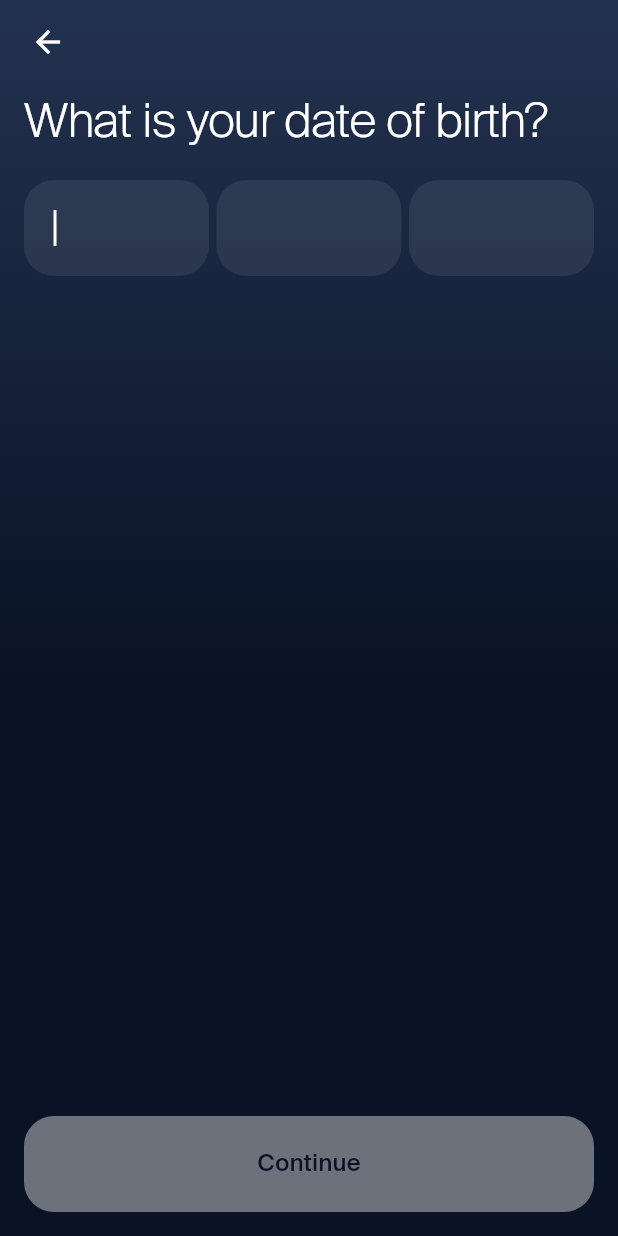
After one commit to inesachour/senbiosys_test, a Flutter app: the BirthDateScreen screen opened directly, on a phone screen of 412 x 824 dp. The commit adds this screen. Run offline on Flutter 3.47's test engine with Material 3 defaults, Android fonts, the phone set to English and light mode, and no system bars.

Commit message:
Add date of birth screen

```diff
--- a/lib/features/register/providers/register_provider.dart
+++ b/lib/features/register/providers/register_provider.dart
@@ -19,6 +19,42 @@ class RegisterProvider extends ChangeNotifier {
   bool get isConfirmPasswordVisible => _isConfirmPasswordVisible;
 
   bool get isEmailValid => _emailPattern.hasMatch(_email.trim());
+
+  String _day = '';
+  String _month = '';
+  String _year = '';
+
+  String get day => _day;
+  String get month => _month;
+  String get year => _year;
+
+  bool get isBirthDateValid {
+    final day = int.tryParse(_day);
+    final month = int.tryParse(_month);
+    final year = int.tryParse(_year);
+    if (day == null || month == null || year == null || _year.length != 4) {
+      return false;
+    }
+    final date = DateTime(year, month, day);
+    final isRealDate =
+        date.year == year && date.month == month && date.day == day;
+    return isRealDate && year >= 1900 && !date.isAfter(DateTime.now());
+  }
+
+  void setDay(String value) {
+    _day = value;
+    notifyListeners();
+  }
+
+  void setMonth(String value) {
+    _month = value;
+    notifyListeners();
+  }
+
+  void setYear(String value) {
+    _year = value;
+    notifyListeners();
+  }
 
   List<PasswordRequirement> get requirements => [
     PasswordRequirement(
--- /dev/null
+++ b/lib/features/register/screens/birth_date_screen.dart
@@ -0,0 +1,139 @@
+import 'package:flutter/material.dart';
+import 'package:flutter/services.dart';
+import 'package:provider/provider.dart';
+import 'package:senbiosys_test/core/theme/app_colors.dart';
+import 'package:senbiosys_test/core/theme/app_text_styles.dart';
+import 'package:senbiosys_test/features/register/providers/register_provider.dart';
+import 'package:senbiosys_test/shared/widgets/app_button.dart';
+import 'package:senbiosys_test/shared/widgets/app_text_field.dart';
+
+class BirthDateScreen extends StatefulWidget {
+  const BirthDateScreen({super.key});
+
+  static Route<void> route(RegisterProvider provider) {
+    return MaterialPageRoute(
+      builder: (_) => ChangeNotifierProvider.value(
+        value: provider,
+        child: const BirthDateScreen(),
+      ),
+    );
+  }
+
+  @override
+  State<BirthDateScreen> createState() => _BirthDateScreenState();
+}
+
+class _BirthDateScreenState extends State<BirthDateScreen> {
+  final _monthFocus = FocusNode();
+  final _yearFocus = FocusNode();
+
+  @override
+  void dispose() {
+    _monthFocus.dispose();
+    _yearFocus.dispose();
+    super.dispose();
+  }
+
+  static List<TextInputFormatter> _digits(int length) => [
+    FilteringTextInputFormatter.digitsOnly,
+    LengthLimitingTextInputFormatter(length),
+  ];
+
+  void _onDayChanged(String value) {
+    context.read<RegisterProvider>().setDay(value);
+    if (value.length == 2) _monthFocus.requestFocus();
+  }
+
+  void _onMonthChanged(String value) {
+    context.read<RegisterProvider>().setMonth(value);
+    if (value.length == 2) _yearFocus.requestFocus();
+  }
+
+  @override
+  Widget build(BuildContext context) {
+    final register = context.watch<RegisterProvider>();
+
+    return Scaffold(
+      body: DecoratedBox(
+        decoration: const BoxDecoration(gradient: AppColors.screenGradient),
+        child: SafeArea(
+          child: Padding(
+            padding: const EdgeInsets.symmetric(horizontal: 16),
+            child: Column(
+              crossAxisAlignment: CrossAxisAlignment.start,
+              children: [
+                SizedBox(
+                  height: kToolbarHeight,
+                  child: Align(
+                    alignment: Alignment.centerLeft,
+                    child: IconButton(
+                      onPressed: () => Navigator.of(context).maybePop(),
+                      padding: EdgeInsets.zero,
+                      alignment: Alignment.centerLeft,
+                      icon: const Icon(
+                        Icons.arrow_back,
+                        color: AppColors.white,
+                      ),
+                    ),
+                  ),
+                ),
+                const SizedBox(height: 8),
+                const Text(
+                  'What is your date of birth?',
+                  style: AppTextStyles.screenTitle,
+                ),
+                const SizedBox(height: 20),
+                Row(
+                  children: [
+                    Expanded(
+                      child: AppTextField(
+                        autofocus: true,
+                        borderRadius: 20,
+                        label: register.day.isEmpty ? null : 'Day',
+                        keyboardType: TextInputType.number,
+                        inputFormatters: _digits(2),
+                        onChanged: _onDayChanged,
+                      ),
+                    ),
+                    const SizedBox(width: 5),
+                    Expanded(
+                      child: AppTextField(
+                        focusNode: _monthFocus,
+                        borderRadius: 20,
+                        label: register.month.isEmpty ? null : 'Month',
+                        keyboardType: TextInputType.number,
+                        inputFormatters: _digits(2),
+                        onChanged: _onMonthChanged,
+                      ),
+                    ),
+                    const SizedBox(width: 5),
+                    Expanded(
+                      child: AppTextField(
+                        focusNode: _yearFocus,
+                        borderRadius: 20,
+                        label: register.year.isEmpty ? null : 'Year',
+                        keyboardType: TextInputType.number,
+                        inputFormatters: _digits(4),
+                        onChanged: register.setYear,
+                      ),
+                    ),
+                  ],
+                ),
+                const Spacer(),
+                AppButton(
+                  label: 'Continue',
+                  onPressed: register.isBirthDateValid
+                      ? () {
+                          // TODO: navigate to the next register screen
+                        }
+                      : null,
+                ),
+                const SizedBox(height: 16),
+              ],
+            ),
+          ),
+        ),
+      ),
+    );
+  }
+}
--- a/lib/features/register/screens/password_screen.dart
+++ b/lib/features/register/screens/password_screen.dart
@@ -3,6 +3,7 @@ import 'package:provider/provider.dart';
 import 'package:senbiosys_test/core/theme/app_colors.dart';
 import 'package:senbiosys_test/core/theme/app_text_styles.dart';
 import 'package:senbiosys_test/features/register/providers/register_provider.dart';
+import 'package:senbiosys_test/features/register/screens/birth_date_screen.dart';
 import 'package:senbiosys_test/features/register/widgets/password_checklist.dart';
 import 'package:senbiosys_test/shared/widgets/app_button.dart';
 import 'package:senbiosys_test/shared/widgets/app_text_field.dart';
@@ -100,9 +101,9 @@ class PasswordScreen extends StatelessWidget {
                 AppButton(
                   label: 'Continue',
                   onPressed: register.canSubmitPassword
-                      ? () {
-                          // TODO: navigate to the next register screen
-                        }
+                      ? () => Navigator.of(
+                          context,
+                        ).push(BirthDateScreen.route(register))
                       : null,
                 ),
                 const SizedBox(height: 16),
--- a/lib/shared/widgets/app_text_field.dart
+++ b/lib/shared/widgets/app_text_field.dart
@@ -1,4 +1,5 @@
 import 'package:flutter/material.dart';
+import 'package:flutter/services.dart';
 import 'package:senbiosys_test/core/theme/app_colors.dart';
 import 'package:senbiosys_test/core/theme/app_text_styles.dart';
 
@@ -13,10 +14,14 @@ class AppTextField extends StatelessWidget {
     this.textInputAction,
     this.autofocus = false,
     this.horizontalPadding = 20,
+    this.borderRadius = 24,
+    this.focusNode,
+    this.inputFormatters,
   });
 
   final ValueChanged<String> onChanged;
 
+  /// Small label shown above the text. Pass null to hide it.
   final String? label;
   final bool obscureText;
   final Widget? suffix;
@@ -24,6 +29,9 @@ class AppTextField extends StatelessWidget {
   final TextInputAction? textInputAction;
   final bool autofocus;
   final double horizontalPadding;
+  final double borderRadius;
+  final FocusNode? focusNode;
+  final List<TextInputFormatter>? inputFormatters;
 
   @override
   Widget build(BuildContext context) {
@@ -35,7 +43,7 @@ class AppTextField extends StatelessWidget {
       ),
       decoration: BoxDecoration(
         color: AppColors.fieldFill,
-        borderRadius: BorderRadius.circular(24),
+        borderRadius: BorderRadius.circular(borderRadius),
       ),
       child: Row(
         children: [
@@ -48,9 +56,11 @@ class AppTextField extends StatelessWidget {
                   Text(label!, style: AppTextStyles.fieldLabel),
                 TextField(
                   onChanged: onChanged,
+                  focusNode: focusNode,
                   obscureText: obscureText,
                   keyboardType: keyboardType,
                   textInputAction: textInputAction,
+                  inputFormatters: inputFormatters,
                   autofocus: autofocus,
                   cursorColor: AppColors.white,
                   style: AppTextStyles.input,
```
